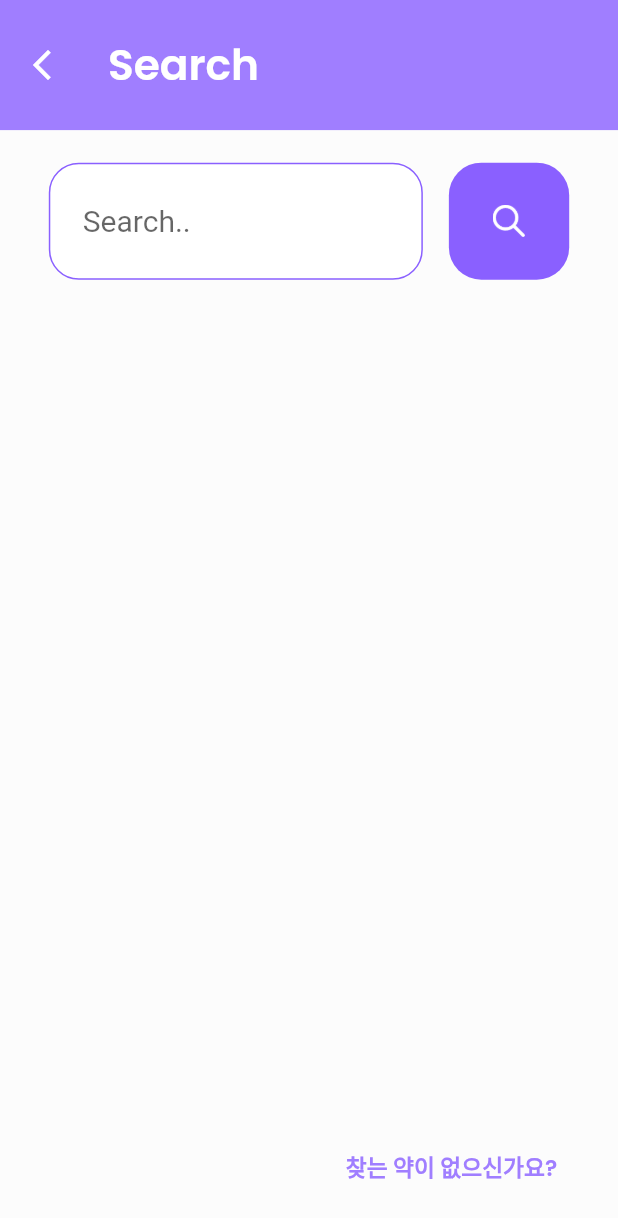
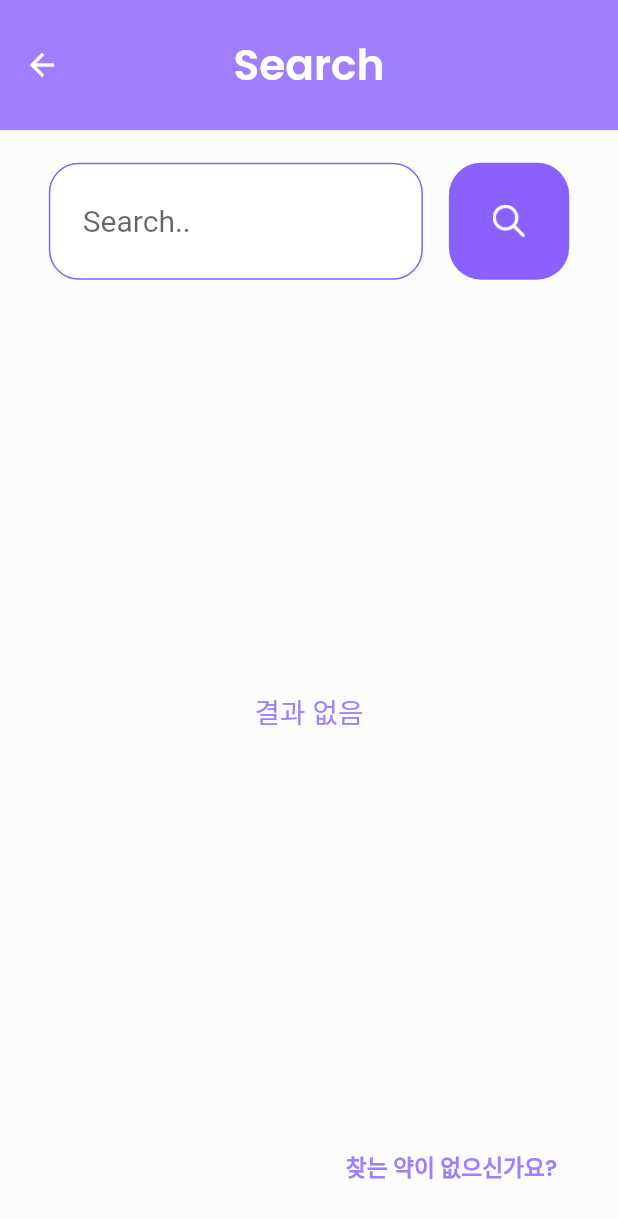
Before and after one commit to iyeaaa/Jeong-Yak-yong, a Flutter app: the SearchPage screen opened directly, on a phone screen of 412 x 824 dp. Shown: the top 1218 px of the screen. Run offline on Flutter 3.47's test engine with Material 2 defaults, Android fonts, the light colour scheme and no system bars; our stand-ins replace cloud_firestore, firebase_auth, firebase_core, google_fonts; missing offline and left inert: alarm; accounts and stored records are empty.

```diff
--- a/lib/login/login_page.dart
+++ b/lib/login/login_page.dart
@@ -135,7 +135,7 @@ class _LoginPageState extends State<LoginPage> {
                   );
 
                   if (newUser.user != null && context.mounted) {
-                    Navigator.push(
+                    Navigator.pushReplacement(
                       context,
                       PageRouteBuilder(
                         pageBuilder: (_, __, ___) => const TapBarPage(),
--- a/lib/main_pages/searchpage.dart
+++ b/lib/main_pages/searchpage.dart
@@ -13,7 +13,6 @@ class SearchPage extends StatefulWidget {
 }
 
 class _SearchPageState extends State<SearchPage> {
-  final _formKey = GlobalKey<FormState>();
   String itemName = "";
   List<Medicine> mediList = [];
 
@@ -91,6 +90,7 @@ class _SearchPageState extends State<SearchPage> {
       }
 
       setState(() {
+        tempMediList.sort(((a, b) => a.itemName.compareTo(b.itemName)));
         mediList = tempMediList;
       });
     }
@@ -99,7 +99,7 @@ class _SearchPageState extends State<SearchPage> {
       backgroundColor: const Color(0xFFFCFCFC),
       appBar: AppBar(
         backgroundColor: const Color(0xFFA07EFF),
-        centerTitle: false,
+        centerTitle: true,
         title: Text(
           'Search',
           style: SafeGoogleFont(
@@ -111,7 +111,6 @@ class _SearchPageState extends State<SearchPage> {
         ),
         elevation: 0,
         toolbarHeight: 80 * fem,
-        leading: const Icon(Icons.arrow_back_ios_new_sharp),
       ),
       body: Container(
         padding: EdgeInsets.fromLTRB(
@@ -124,7 +123,6 @@ class _SearchPageState extends State<SearchPage> {
           crossAxisAlignment: CrossAxisAlignment.end,
           children: [
             Form(
-              key: _formKey,
               child: SizedBox(
                 width: double.infinity,
                 height: 72 * fem,
@@ -182,7 +180,8 @@ class _SearchPageState extends State<SearchPage> {
             ), // 검색 위젯
             SizedBox(height: 10 * fem),
             Expanded(
-              child: ListView.builder(
+                child: mediList.isNotEmpty
+                    ? ListView.builder(
                         itemCount: mediList.length,
                         itemBuilder: (context, idx) => Container(
                           margin: EdgeInsets.only(top: 10 * fem),
@@ -193,14 +192,24 @@ class _SearchPageState extends State<SearchPage> {
                             ontap: () => Navigator.push(
                               context,
                               MaterialPageRoute(
-                        builder: (context) =>
-                            MedicineSettingPage(medicine: mediList[idx]),
+                                builder: (context) => MedicineSettingPage(
+                                    medicine: mediList[idx]),
                               ),
                             ),
                           ),
                         ),
+                      )
+                    : Center(
+                        child: Text(
+                          "결과 없음",
+                          style: SafeGoogleFont(
+                            'Poppins',
+                            fontSize: 17 * fem,
+                            fontWeight: FontWeight.w500,
+                            color: const Color(0xffa07eff),
                           ),
-            ), // 약 목록 리스트 위젯
+                        ),
+                      )), // 약 목록 리스트 위젯
             TextButton(
               onPressed: () {},
               child: Text(
--- a/lib/medicine_data/medicine.dart
+++ b/lib/medicine_data/medicine.dart
@@ -25,7 +25,10 @@ class Medicine {
 
   factory Medicine.fromJson(Map<String, dynamic> json) {
     String removeTag(String x) {
-      return x.replaceAll(RegExp("<(/)?([a-zA-Z]*)(\\s[a-zA-Z]*=[^>]*)?(\\s)*(/)?>"), "");
+      return x
+          .replaceAll(RegExp("<(/)?([a-zA-Z]*)(\\s[a-zA-Z]*=[^>]*)?(\\s)*(/)?>"), "")
+          .replaceAll("오.", "오.\n")
+          .replaceAll(" .", ".\n");
     }
     try {
       return Medicine(
--- a/lib/sub_pages/caution_page.dart
+++ b/lib/sub_pages/caution_page.dart
@@ -51,7 +51,7 @@ class _CautionPageState extends State<CautionPage> {
     return Scaffold(
       appBar: AppBar(
         backgroundColor: const Color(0xFFA07EFF),
-        centerTitle: false,
+        centerTitle: true,
         title: Text(
           "주의사항",
           style: SafeGoogleFont(
@@ -63,10 +63,6 @@ class _CautionPageState extends State<CautionPage> {
         ),
         elevation: 0,
         toolbarHeight: 80 * fem,
-        leading: IconButton(
-          onPressed: () => Navigator.pop(context),
-          icon: const Icon(Icons.arrow_back_ios_new_sharp),
-        ),
       ),
       body: SafeArea(
         child: ListView.builder(
--- a/lib/sub_pages/info_page.dart
+++ b/lib/sub_pages/info_page.dart
@@ -35,7 +35,7 @@ class _InfoPageState extends State<InfoPage> {
     return Scaffold(
       appBar: AppBar(
         backgroundColor: const Color(0xFFA07EFF),
-        centerTitle: false,
+        centerTitle: true,
         title: Text(
           title,
           style: SafeGoogleFont(
@@ -47,10 +47,6 @@ class _InfoPageState extends State<InfoPage> {
         ),
         elevation: 0,
         toolbarHeight: 80 * fem,
-        leading: IconButton(
-          onPressed: () => Navigator.pop(context),
-          icon: const Icon(Icons.arrow_back_ios_new_sharp),
-        ),
       ),
       body: Center(
         child: Container(
--- a/lib/sub_pages/medi_setting.dart
+++ b/lib/sub_pages/medi_setting.dart
@@ -36,7 +36,7 @@ class _MedicineSettingPageState extends State<MedicineSettingPage> {
       backgroundColor: const Color(0xFFFCFCFC),
       appBar: AppBar(
         backgroundColor: const Color(0xFFA07EFF),
-        centerTitle: false,
+        centerTitle: true,
         title: FittedBox(
           child: Text(
             medicine.itemName,
--- a/pubspec.yaml
+++ b/pubspec.yaml
@@ -32,10 +32,11 @@ dependencies:
   http: ^0.13.5
   flutter:
     sdk: flutter
-  cupertino_icons: ^1.0.2
+  cupertino_icons: ^1.0.5
   firebase_core: ^2.10.0
   cloud_firestore: ^4.5.3
   firebase_auth: ^4.4.2
+  alarm: ^1.0.5
 
 dev_dependencies:
   flutter_test:
```
Also changed, not shown: lib/main.dart (+7 -1 lines), pubspec.lock, 12 other files. Lines whose indentation alone changed are shown as unchanged.
